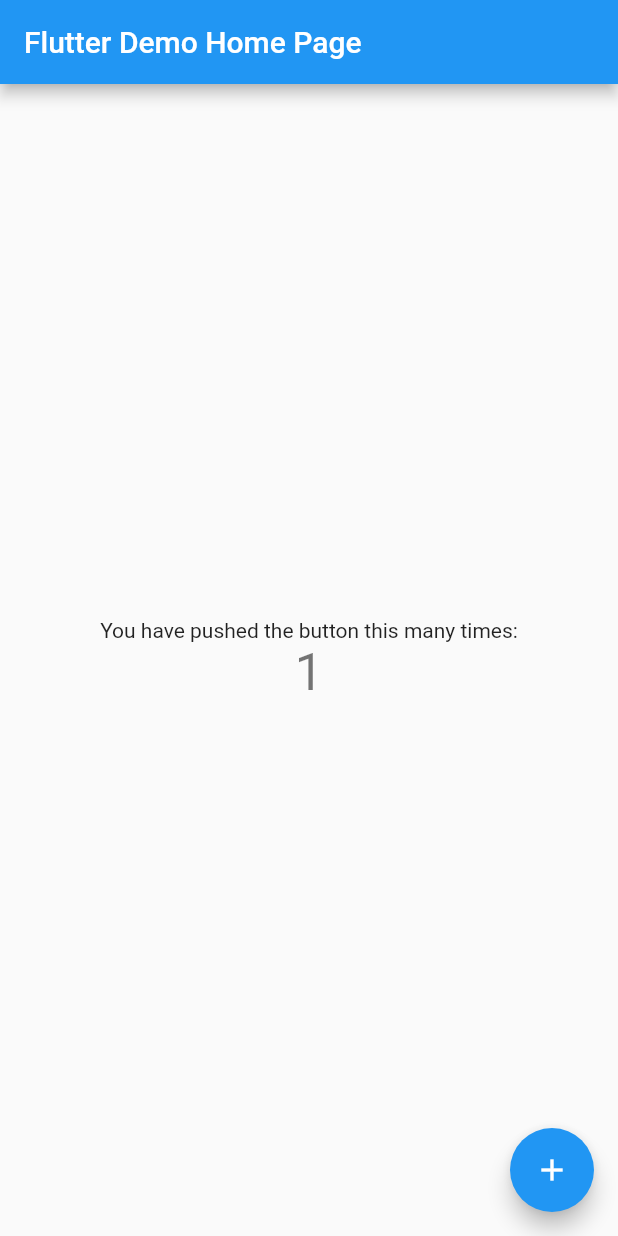
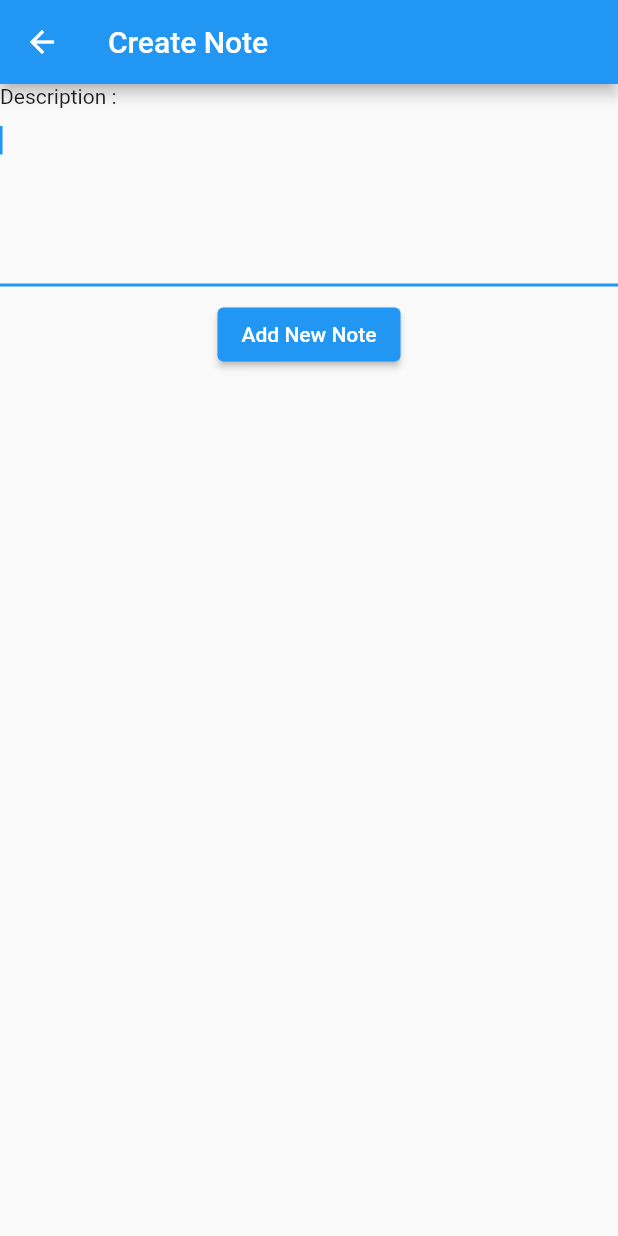
Before and after one commit to SowatKheang/demo_flutter_mvc_architecture, a Flutter app: the screen it shows after launch, after a tap on the "add" icon, on a phone screen of 412 x 824 dp. Run offline on Flutter 3.47's test engine with Material 2 defaults, Android fonts, the phone set to English and light mode, and no system bars.

Commit message:
implement basic crud

```diff
--- a/lib/main.dart
+++ b/lib/main.dart
@@ -1,4 +1,5 @@
 import 'package:flutter/material.dart';
+import 'mvc/view/note_list_view.dart';
 
 void main() {
   runApp(const MyApp());
@@ -7,109 +8,14 @@
 class MyApp extends StatelessWidget {
   const MyApp({super.key});
 
-  // This widget is the root of your application.
   @override
   Widget build(BuildContext context) {
     return MaterialApp(
       title: 'Flutter Demo',
       theme: ThemeData(
-        // This is the theme of your application.
-        //
-        // Try running your application with "flutter run". You'll see the
-        // application has a blue toolbar. Then, without quitting the app, try
-        // changing the primarySwatch below to Colors.green and then invoke
-        // "hot reload" (press "r" in the console where you ran "flutter run",
-        // or simply save your changes to "hot reload" in a Flutter IDE).
-        // Notice that the counter didn't reset back to zero; the application
-        // is not restarted.
         primarySwatch: Colors.blue,
       ),
-      home: const MyHomePage(title: 'Flutter Demo Home Page'),
+      home: const NoteListView(),
     );
   }
 }
-
-class MyHomePage extends StatefulWidget {
-  const MyHomePage({super.key, required this.title});
-
-  // This widget is the home page of your application. It is stateful, meaning
-  // that it has a State object (defined below) that contains fields that affect
-  // how it looks.
-
-  // This class is the configuration for the state. It holds the values (in this
-  // case the title) provided by the parent (in this case the App widget) and
-  // used by the build method of the State. Fields in a Widget subclass are
-  // always marked "final".
-
-  final String title;
-
-  @override
-  State<MyHomePage> createState() => _MyHomePageState();
-}
-
-class _MyHomePageState extends State<MyHomePage> {
-  int _counter = 0;
-
-  void _incrementCounter() {
-    setState(() {
-      // This call to setState tells the Flutter framework that something has
-      // changed in this State, which causes it to rerun the build method below
-      // so that the display can reflect the updated values. If we changed
-      // _counter without calling setState(), then the build method would not be
-      // called again, and so nothing would appear to happen.
-      _counter++;
-    });
-  }
-
-  @override
-  Widget build(BuildContext context) {
-    // This method is rerun every time setState is called, for instance as done
-    // by the _incrementCounter method above.
-    //
-    // The Flutter framework has been optimized to make rerunning build methods
-    // fast, so that you can just rebuild anything that needs updating rather
-    // than having to individually change instances of widgets.
-    return Scaffold(
-      appBar: AppBar(
-        // Here we take the value from the MyHomePage object that was created by
-        // the App.build method, and use it to set our appbar title.
-        title: Text(widget.title),
-      ),
-      body: Center(
-        // Center is a layout widget. It takes a single child and positions it
-        // in the middle of the parent.
-        child: Column(
-          // Column is also a layout widget. It takes a list of children and
-          // arranges them vertically. By default, it sizes itself to fit its
-          // children horizontally, and tries to be as tall as its parent.
-          //
-          // Invoke "debug painting" (press "p" in the console, choose the
-          // "Toggle Debug Paint" action from the Flutter Inspector in Android
-          // Studio, or the "Toggle Debug Paint" command in Visual Studio Code)
-          // to see the wireframe for each widget.
-          //
-          // Column has various properties to control how it sizes itself and
-          // how it positions its children. Here we use mainAxisAlignment to
-          // center the children vertically; the main axis here is the vertical
-          // axis because Columns are vertical (the cross axis would be
-          // horizontal).
-          mainAxisAlignment: MainAxisAlignment.center,
-          children: <Widget>[
-            const Text(
-              'You have pushed the button this many times:',
-            ),
-            Text(
-              '$_counter',
-              style: Theme.of(context).textTheme.headlineMedium,
-            ),
-          ],
-        ),
-      ),
-      floatingActionButton: FloatingActionButton(
-        onPressed: _incrementCounter,
-        tooltip: 'Increment',
-        child: const Icon(Icons.add),
-      ), // This trailing comma makes auto-formatting nicer for build methods.
-    );
-  }
-}
--- /dev/null
+++ b/lib/mvc/controller/note_controller.dart
@@ -0,0 +1,39 @@
+
+import 'package:demo_flutter_mvc/mvc/model/note_model.dart';
+
+///
+/// [NoteController]
+///
+class NoteController {
+
+  late List<NoteModel> _noteList;
+
+  NoteController() {
+    _noteList = [];
+  }
+
+  List<NoteModel> getNoteList() {
+    _noteList.sort((a, b) => b.id.compareTo(a.id)); // Descending Sort
+    return _noteList;
+  }
+
+  void addNewNote(NoteModel newNote) {
+    _noteList.add(newNote);
+  }
+
+  void remoteNote(int index) {
+    _noteList.removeAt(index);
+  }
+
+  void updateNote(NoteModel updateNote) {
+    int updatedIndex = _noteList.indexWhere((element) => element.id == updateNote.id);
+    _noteList[updatedIndex] = updateNote;
+  }
+
+  int generateNoteId() {
+    return _noteList.length + 1;
+  }
+
+  bool get isEmptyNote => _noteList.isEmpty;
+
+}
--- /dev/null
+++ b/lib/mvc/model/note_model.dart
@@ -0,0 +1,21 @@
+
+///
+/// [NoteModel]
+///
+class NoteModel {
+
+  int id;
+  int userId;
+  String description;
+  DateTime createdDate;
+
+  NoteModel(
+    this.id,
+    this.userId,
+    this.description,
+    this.createdDate,
+  );
+
+  String getDescriptionWithId() => '$id : $description';
+
+}
--- /dev/null
+++ b/lib/mvc/view/create_note_view.dart
@@ -0,0 +1,63 @@
+
+import 'package:demo_flutter_mvc/mvc/controller/note_controller.dart';
+import 'package:demo_flutter_mvc/mvc/model/note_model.dart';
+import 'package:flutter/material.dart';
+
+class CreateNoteView extends StatefulWidget {
+
+  final NoteController noteController;
+  const CreateNoteView(this.noteController, {super.key});
+
+  @override
+  State<CreateNoteView> createState() => _CreateNoteViewState();
+}
+
+class _CreateNoteViewState extends State<CreateNoteView> {
+
+  FocusNode focusNode = FocusNode();
+  final TextEditingController descriptionController = TextEditingController();
+
+  @override
+  void initState() {
+    focusNode.requestFocus();
+    super.initState();
+  }
+
+  @override
+  Widget build(BuildContext context) {
+    return Scaffold(
+      appBar: AppBar(
+        title: const Text('Create Note'),
+      ),
+      body: Column(
+        crossAxisAlignment: CrossAxisAlignment.start,
+        children: [
+          const Text('Description :'),
+          TextFormField(
+            focusNode: focusNode,
+            controller: descriptionController,
+            maxLines: 5,
+          ),
+          const SizedBox(height: 8),
+          Center(
+            child: ElevatedButton(
+              onPressed: () {
+                NoteModel noteModel = NoteModel(
+                  widget.noteController.generateNoteId(),
+                  1,
+                  descriptionController.text,
+                  DateTime.now(),
+                );
+
+                widget.noteController.addNewNote(noteModel);
+
+                Navigator.pop(context);
+              },
+              child: const Text('Add New Note'),
+            ),
+          ),
+        ],
+      ),
+    );
+  }
+}
--- /dev/null
+++ b/lib/mvc/view/note_list_view.dart
@@ -0,0 +1,56 @@
+
+import 'package:demo_flutter_mvc/mvc/controller/note_controller.dart';
+import 'package:demo_flutter_mvc/mvc/view/create_note_view.dart';
+import 'package:flutter/material.dart';
+
+class NoteListView extends StatefulWidget {
+  const NoteListView({super.key});
+
+  @override
+  State<NoteListView> createState() => _NoteListViewState();
+}
+
+class _NoteListViewState extends State<NoteListView> {
+
+  final noteController = NoteController();
+
+  @override
+  Widget build(BuildContext context) {
+    return Scaffold(
+      appBar: AppBar(
+        title: const Text('Note MVC Pattern'),
+      ),
+      body: noteController.isEmptyNote
+        ? const Center(
+          child: Text('Please add new note'),
+        )
+        : ListView(
+          children: noteController.getNoteList().asMap().map((index, note) {
+            return MapEntry(
+              index,
+              ListTile(
+                title: Text(note.createdDate.toString()),
+                subtitle: Text(note.getDescriptionWithId()),
+                trailing: IconButton(
+                  icon: const Icon(Icons.delete, color: Colors.red),
+                  onPressed: () {
+                    setState(() {
+                      noteController.remoteNote(index);
+                    });
+                  },
+                ),
+              ),
+            );
+          }).values.toList(),
+        ),
+      floatingActionButton: FloatingActionButton(
+        onPressed: () {
+          Navigator.push(context, MaterialPageRoute(builder: (context) => CreateNoteView(noteController))).then((value) {
+            setState(() {});
+          });
+        },
+        child: const Icon(Icons.add),
+      ),
+    );
+  }
+}
```
Also changed, not shown: 1 other file.
